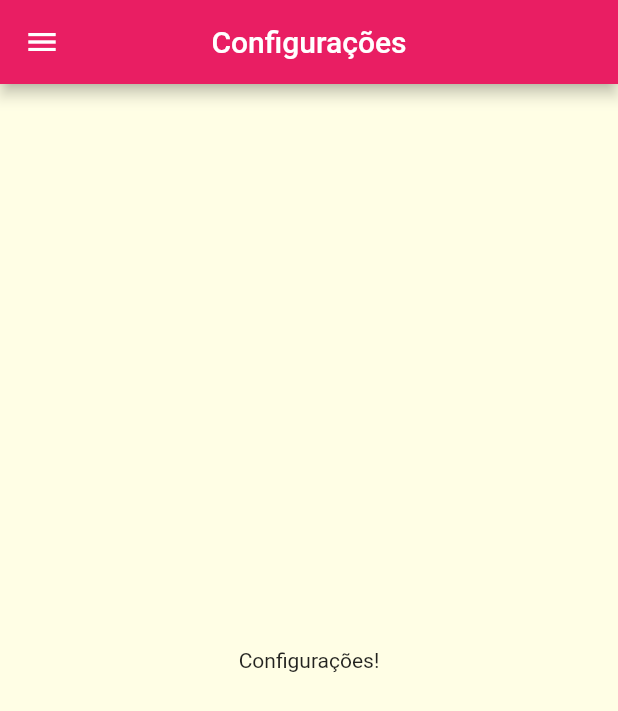
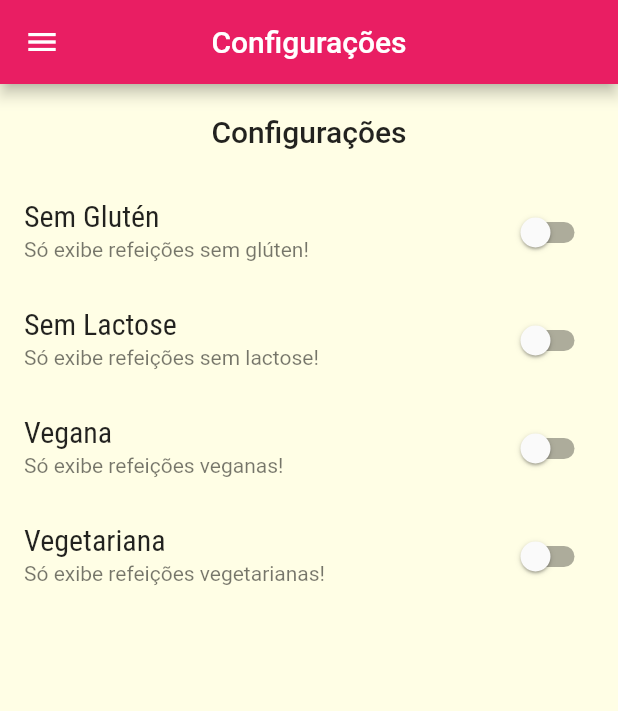
Before and after one commit to portelaoliveira/meals, a Flutter app: the SettingsScreen screen opened by its route, on a phone screen of 412 x 824 dp. Shown: the top 711 px of the screen. Run offline on Flutter 3.47's test engine with Material 2 defaults, Android fonts, the phone set to English and light mode, and no system bars.

Commit message:
Tela de configurações.

```diff
--- /dev/null
+++ b/lib/models/settings.dart
@@ -0,0 +1,13 @@
+class Settings {
+  bool isGlutenFree;
+  bool isLactoseFree;
+  bool isVegan;
+  bool isVegetarian;
+
+  Settings({
+    this.isGlutenFree = false,
+    this.isLactoseFree = false,
+    this.isVegan = false,
+    this.isVegetarian = false,
+  });
+}
--- a/lib/screens/settings_screen.dart
+++ b/lib/screens/settings_screen.dart
@@ -1,8 +1,30 @@
 import 'package:flutter/material.dart';
 import '../components/main_drawer.dart';
+import '../models/settings.dart';
 
-class SettingsScreen extends StatelessWidget {
+class SettingsScreen extends StatefulWidget {
   const SettingsScreen({Key? key}) : super(key: key);
+
+  @override
+  State<SettingsScreen> createState() => _SettingsScreenState();
+}
+
+class _SettingsScreenState extends State<SettingsScreen> {
+  var settings = Settings();
+
+  Widget _createSwitch(
+    String title,
+    String subtitle,
+    bool value,
+    Function(bool) onChanged,
+  ) {
+    return SwitchListTile.adaptive(
+      title: Text(title),
+      subtitle: Text(subtitle),
+      value: value,
+      onChanged: onChanged,
+    );
+  }
 
   @override
   Widget build(BuildContext context) {
@@ -13,8 +35,46 @@ class SettingsScreen extends StatelessWidget {
         title: const Text('Configurações'),
       ),
       drawer: const MainDrawer(),
-      body: const Center(
-        child: Text('Configurações!'),
+      body: Column(
+        children: [
+          Container(
+            padding: const EdgeInsets.all(20),
+            child: Text(
+              'Configurações',
+              style: Theme.of(context).textTheme.headline6,
+            ),
+          ),
+          Expanded(
+            child: ListView(
+              children: [
+                _createSwitch(
+                  'Sem Glutén',
+                  'Só exibe refeições sem glúten!',
+                  settings.isGlutenFree,
+                  (value) => setState(() => settings.isGlutenFree = value),
+                ),
+                _createSwitch(
+                  'Sem Lactose',
+                  'Só exibe refeições sem lactose!',
+                  settings.isLactoseFree,
+                  (value) => setState(() => settings.isLactoseFree = value),
+                ),
+                _createSwitch(
+                  'Vegana',
+                  'Só exibe refeições veganas!',
+                  settings.isVegan,
+                  (value) => setState(() => settings.isVegan = value),
+                ),
+                _createSwitch(
+                  'Vegetariana',
+                  'Só exibe refeições vegetarianas!',
+                  settings.isVegetarian,
+                  (value) => setState(() => settings.isVegetarian = value),
+                ),
+              ],
+            ),
+          )
+        ],
       ),
     );
   }
```
Also changed, not shown: lib/screens/meal_detail_screen.dart (+6 -3 lines).
